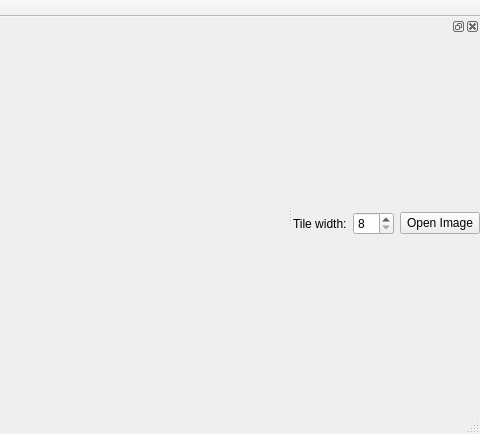
Above: mapeditor.ui from stoyan-shopov/TileMapEdit before the change; both pictures show x 235 to 715 and y 0 to 434 of the 715 by 434 pixel window. Below: the same form after it.
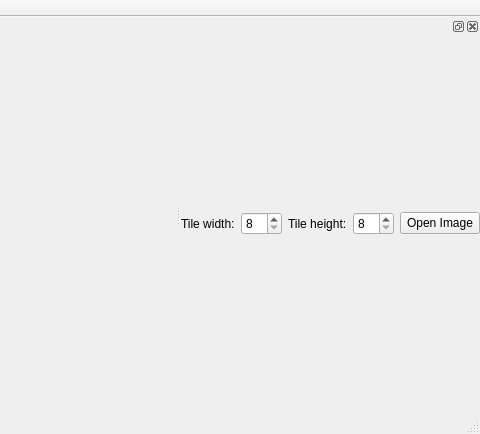
That is the form after the change.

Commit message: add adjustable tile width and height

Diff of the .ui file:
```diff
--- a/mapeditor.ui
+++ b/mapeditor.ui
@@ -64,7 +64,21 @@
         </widget>
        </item>
        <item>
-        <widget class="QSpinBox" name="spinBox">
+        <widget class="QSpinBox" name="spinBoxTileWidth">
+         <property name="minimum">
+          <number>8</number>
+         </property>
+        </widget>
+       </item>
+       <item>
+        <widget class="QLabel" name="label_2">
+         <property name="text">
+          <string>Tile height:</string>
+         </property>
+        </widget>
+       </item>
+       <item>
+        <widget class="QSpinBox" name="spinBoxTileHeight">
          <property name="minimum">
           <number>8</number>
          </property>
```
The commit also changes 2 other files.
